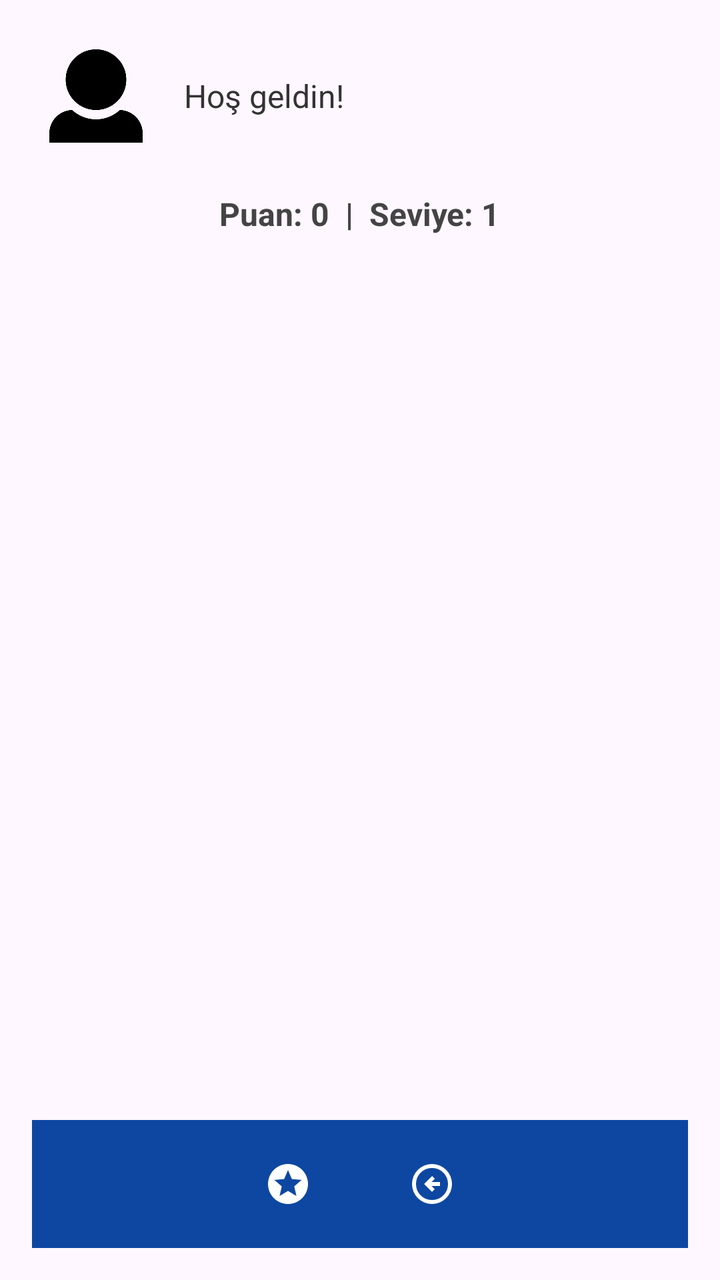
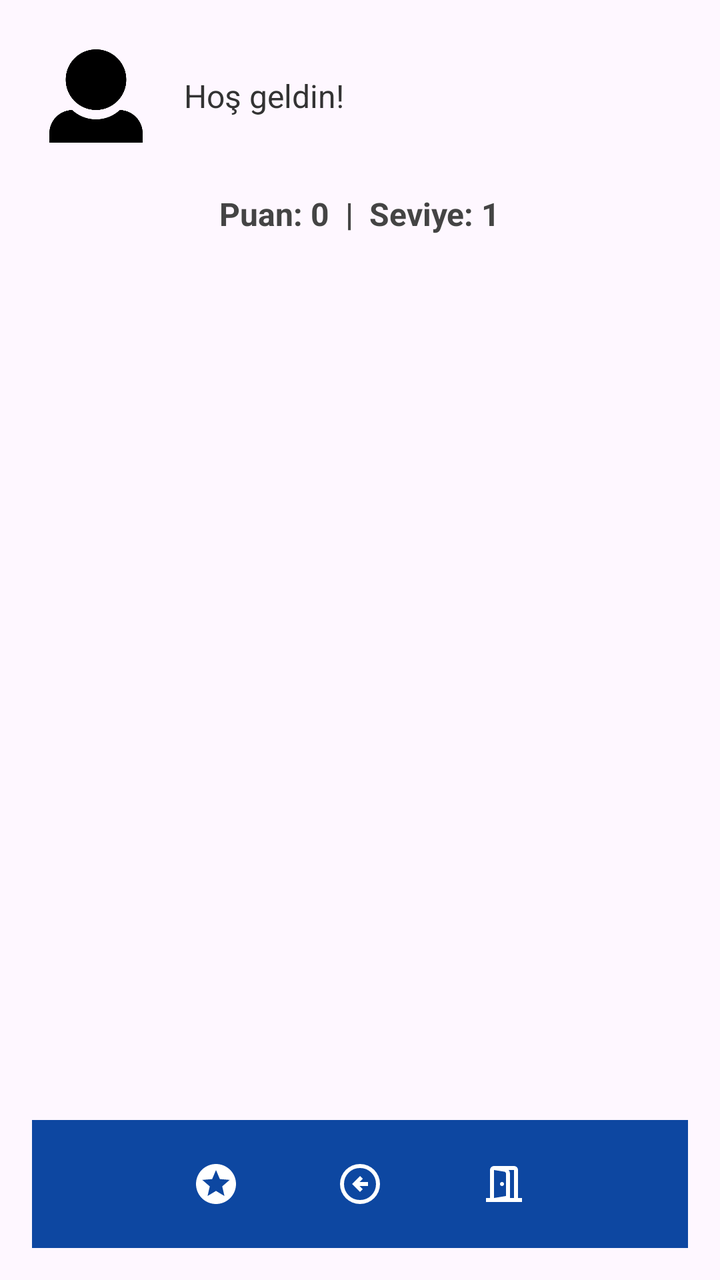

The first picture is an Android layout as it rendered before a commit; the second is the same layout after the commit. The layout source and the unified diff follow.
<!-- AndroidManifest.xml: application theme Theme.MyQuizApp -->
<!-- res/layout/fragment_list.xml -->
<?xml version="1.0" encoding="utf-8"?>
<LinearLayout
    xmlns:android="http://schemas.android.com/apk/res/android"
    android:layout_width="match_parent"
    android:layout_height="match_parent"
    android:orientation="vertical"
    android:padding="16dp">

    
    <LinearLayout
        android:layout_width="match_parent"
        android:layout_height="wrap_content"
        android:orientation="horizontal"
        android:gravity="center_vertical"
        android:paddingBottom="16dp">


        <ImageView
            android:id="@+id/imageViewAvatar"
            android:layout_width="64dp"
            android:layout_height="64dp"
            android:padding="4dp"
            android:src="@drawable/default_avatar" />

        <TextView
            android:id="@+id/textViewWelcome"
            android:layout_width="0dp"
            android:layout_height="wrap_content"
            android:layout_weight="1"
            android:text="Hoş geldin!"
            android:textSize="16sp"
            android:paddingStart="12dp"
            android:textColor="#333333" />

    </LinearLayout>

    <TextView
        android:id="@+id/textViewStats"
        android:layout_width="wrap_content"
        android:layout_height="wrap_content"
        android:text="Puan: 0  |  Seviye: 1"
        android:textSize="16sp"
        android:textStyle="bold"
        android:textColor="#444444"
        android:layout_marginBottom="16dp"
        android:layout_gravity="center_horizontal" />

    
    <androidx.recyclerview.widget.RecyclerView
        android:id="@+id/ListRecyclerView"
        android:layout_width="match_parent"
        android:layout_height="0dp"
        android:layout_weight="1"
        android:clipToPadding="false"
        android:scrollbars="vertical" />
    <LinearLayout
        android:id="@+id/footerLayout"
        android:layout_width="match_parent"
        android:layout_height="wrap_content"
        android:gravity="center"
        android:orientation="horizontal"
        android:paddingTop="12dp"
        android:paddingBottom="12dp"
        android:background="#0D47A1" >

        <ImageView
            android:id="@+id/imageViewLeaderboard"
            android:layout_width="40dp"
            android:layout_height="40dp"
            android:src="@drawable/ic_star"
            android:contentDescription="LeaderBoard"
            android:padding="8dp"
            android:tint="#FFFFFF" />

        <View
            android:layout_width="32dp"
            android:layout_height="1dp"
            android:background="@android:color/transparent" />

        <ImageView
            android:id="@+id/imageViewLogout"
            android:layout_width="40dp"
            android:layout_height="40dp"
            android:src="@drawable/ic_exit"
            android:contentDescription="Çıkış Yap"
            android:padding="8dp"
            android:tint="#FFFFFF" />
    </LinearLayout>

</LinearLayout>
<!-- resources referenced by this layout -->
<resources>
  <!-- drawable default_avatar: png bitmap (drawable, 7645 bytes) -->
  <!-- drawable ic_exit (drawable) -->
  <vector xmlns:android="http://schemas.android.com/apk/res/android" android:autoMirrored="true" android:height="24dp" android:tint="#000000" android:viewportHeight="960" android:viewportWidth="960" android:width="24dp">
        
      <path android:fillColor="@android:color/white" android:pathData="M480,640L536,584L472,520L640,520L640,440L472,440L536,376L480,320L320,480L480,640ZM480,880Q397,880 324,848.5Q251,817 197,763Q143,709 111.5,636Q80,563 80,480Q80,397 111.5,324Q143,251 197,197Q251,143 324,111.5Q397,80 480,80Q563,80 636,111.5Q709,143 763,197Q817,251 848.5,324Q880,397 880,480Q880,563 848.5,636Q817,709 763,763Q709,817 636,848.5Q563,880 480,880ZM480,800Q614,800 707,707Q800,614 800,480Q800,346 707,253Q614,160 480,160Q346,160 253,253Q160,346 160,480Q160,614 253,707Q346,800 480,800ZM480,480Q480,480 480,480Q480,480 480,480Q480,480 480,480Q480,480 480,480Q480,480 480,480Q480,480 480,480Q480,480 480,480Q480,480 480,480Z"/>
      
  </vector>
  <!-- drawable ic_star (drawable) -->
  <vector xmlns:android="http://schemas.android.com/apk/res/android" android:height="24dp" android:tint="#000000" android:viewportHeight="24" android:viewportWidth="24" android:width="24dp">
        
      <path android:fillColor="@android:color/white" android:pathData="M11.99,2C6.47,2 2,6.48 2,12s4.47,10 9.99,10C17.52,22 22,17.52 22,12S17.52,2 11.99,2zM16.23,18L12,15.45 7.77,18l1.12,-4.81 -3.73,-3.23 4.92,-0.42L12,5l1.92,4.53 4.92,0.42 -3.73,3.23L16.23,18z"/>
      
  </vector>
  <style name="Theme.MyQuizApp" parent="Base.Theme.MyQuizApp" />
  <style name="Base.Theme.MyQuizApp" parent="Theme.Material3.DayNight.NoActionBar">
          
          
      </style>
</resources>

<!-- the commit's change to res/layout/fragment_list.xml (unified diff, before → after) -->
@@ -85,6 +85,19 @@
             android:contentDescription="Çıkış Yap"
             android:padding="8dp"
             android:tint="#FFFFFF" />
+        <View
+            android:layout_width="32dp"
+            android:layout_height="1dp"
+            android:background="@android:color/transparent" />
+
+        <ImageView
+            android:id="@+id/imageViewProfile"
+            android:layout_width="40dp"
+            android:layout_height="40dp"
+            android:src="@drawable/ic_profile"
+            android:contentDescription="Profil"
+            android:padding="8dp"
+            android:tint="#FFFFFF" />
     </LinearLayout>
 
 </LinearLayout>
<!-- resource entries referenced after the edit -->
@@ -5,6 +5,12 @@
   <vector xmlns:android="http://schemas.android.com/apk/res/android" android:autoMirrored="true" android:height="24dp" android:tint="#000000" android:viewportHeight="960" android:viewportWidth="960" android:width="24dp">
         
       <path android:fillColor="@android:color/white" android:pathData="M480,640L536,584L472,520L640,520L640,440L472,440L536,376L480,320L320,480L480,640ZM480,880Q397,880 324,848.5Q251,817 197,763Q143,709 111.5,636Q80,563 80,480Q80,397 111.5,324Q143,251 197,197Q251,143 324,111.5Q397,80 480,80Q563,80 636,111.5Q709,143 763,197Q817,251 848.5,324Q880,397 880,480Q880,563 848.5,636Q817,709 763,763Q709,817 636,848.5Q563,880 480,880ZM480,800Q614,800 707,707Q800,614 800,480Q800,346 707,253Q614,160 480,160Q346,160 253,253Q160,346 160,480Q160,614 253,707Q346,800 480,800ZM480,480Q480,480 480,480Q480,480 480,480Q480,480 480,480Q480,480 480,480Q480,480 480,480Q480,480 480,480Q480,480 480,480Q480,480 480,480Z"/>
+      
+  </vector>
+  <!-- drawable ic_profile (drawable) -->
+  <vector xmlns:android="http://schemas.android.com/apk/res/android" android:height="24dp" android:tint="#000000" android:viewportHeight="960" android:viewportWidth="960" android:width="24dp">
+        
+      <path android:fillColor="@android:color/white" android:pathData="M440,520Q457,520 468.5,508.5Q480,497 480,480Q480,463 468.5,451.5Q457,440 440,440Q423,440 411.5,451.5Q400,463 400,480Q400,497 411.5,508.5Q423,520 440,520ZM280,840L280,760L520,720L520,275Q520,260 511,248Q502,236 488,234L280,200L280,120L500,156Q544,164 572,197Q600,230 600,274L600,786L280,840ZM120,840L120,760L200,760L200,200Q200,166 223.5,143Q247,120 280,120L680,120Q714,120 737,143Q760,166 760,200L760,760L840,760L840,840L120,840ZM280,760L680,760L680,200Q680,200 680,200Q680,200 680,200L280,200Q280,200 280,200Q280,200 280,200L280,760Z"/>
       
   </vector>
   <!-- drawable ic_star (drawable) -->
